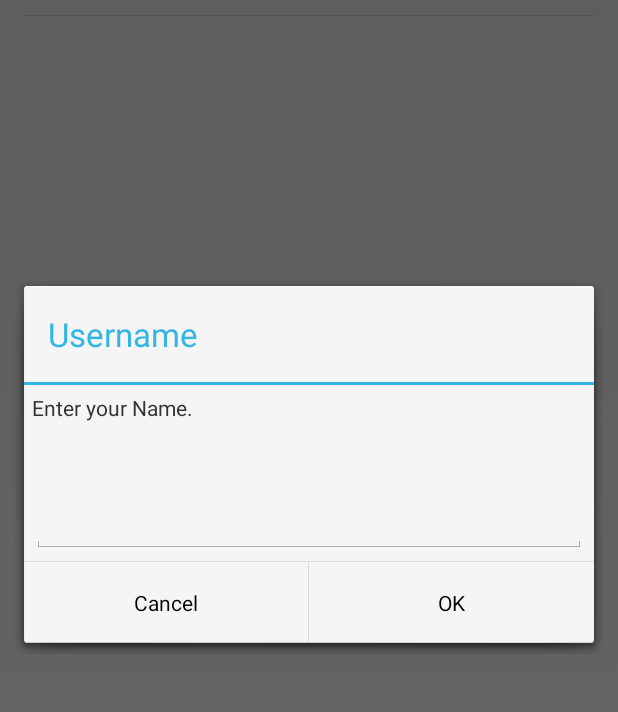
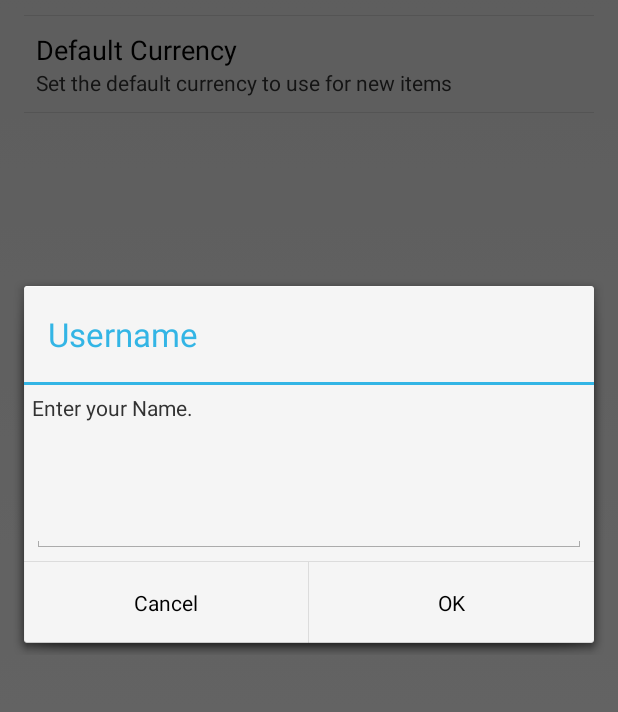
Before and after one commit to meggiman/Money_split, an Android app: the fragment SettingsFragment shown on its own in the app's theme, after a tap on "Username", on a phone screen of 412 x 824 dp, the part 153-865 px from its top. Run offline under Robolectric (Android 15) with nearby library versions, the light colour scheme and no system bars; 1 statement that could not run was skipped.

Commit message:
Added default currency to settings activity.

```diff
--- a/app/src/main/res/values/strings.xml
+++ b/app/src/main/res/values/strings.xml
@@ -23,4 +23,9 @@
     <string name="item_name">Item</string>
     <string name="creator">Creator</string>
     <string name="price">Price</string>
+    <string name="add_new_item">Add new Item</string>
+    <string name="title_activity_add_new_item">Add new item</string>
+    <string name="default_currency">Default Currency</string>
+    <string name="pref_default_currency">defaultCurrency</string>
+
 </resources>
--- a/app/src/main/res/xml/preferences.xml
+++ b/app/src/main/res/xml/preferences.xml
@@ -5,7 +5,11 @@
         android:title="@string/username"
         android:summary="@string/username_summary"
         android:dialogTitle="@string/username"
-        android:dialogMessage="@string/enter_username"></EditTextPreference>
+        android:dialogMessage="@string/enter_username" />
+    <ListPreference
+        android:key="@string/pref_default_currency"
+        android:summary="Set the default currency to use for new items"
+        android:title="@string/default_currency" />
 
 
 </PreferenceScreen>
```
Also changed, not shown: app/src/main/java/ch/ethz/itet/pps/budgetSplit/SettingsFragment.java (+23 -0 lines).
